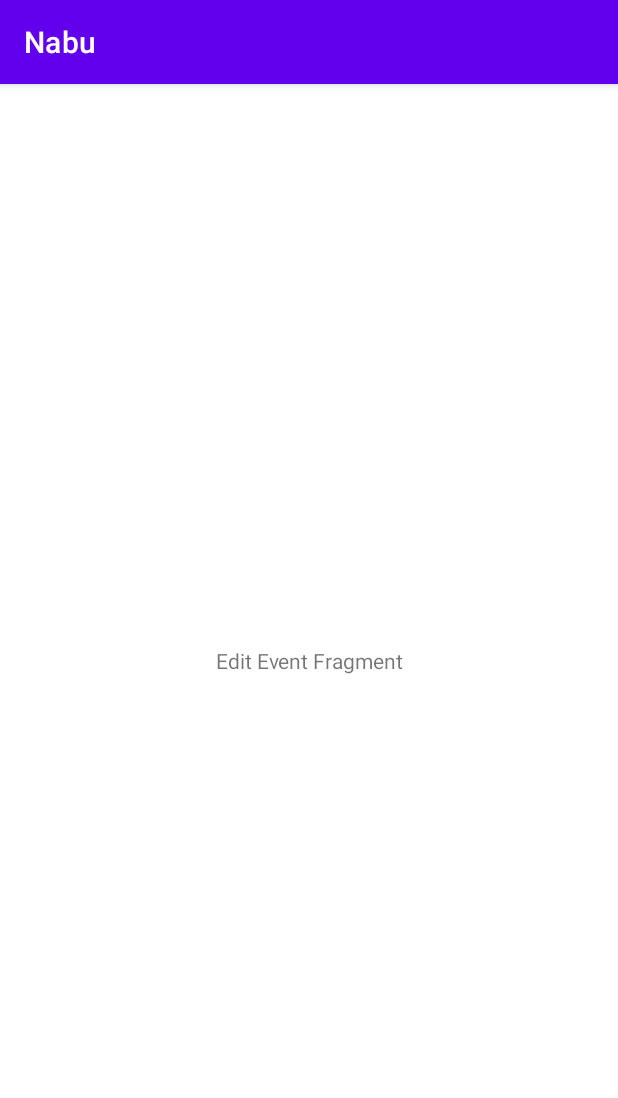
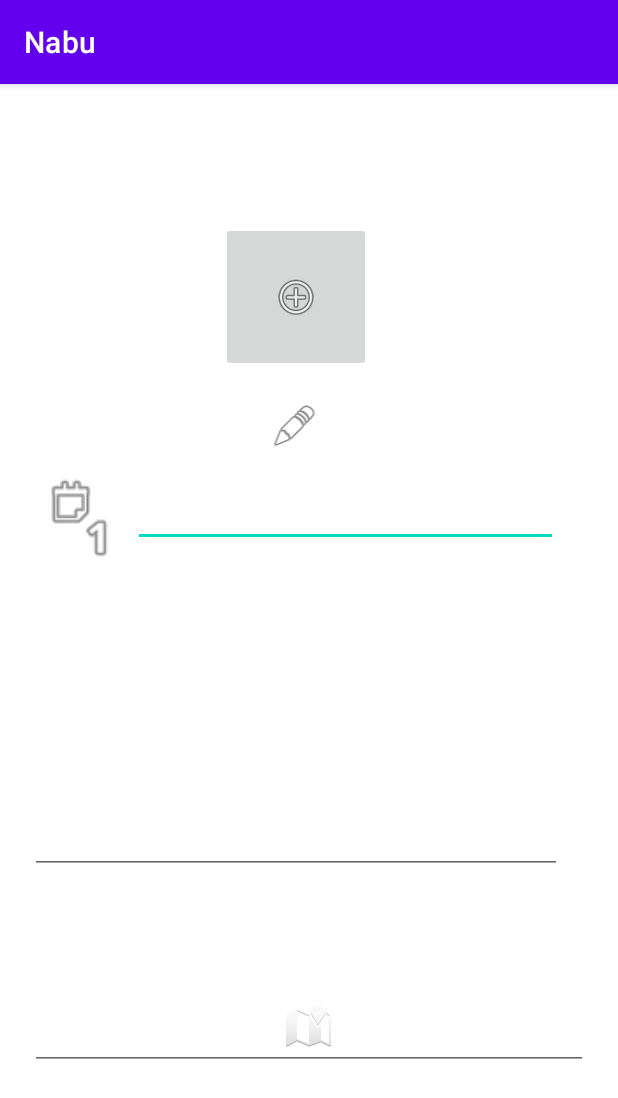
Before and after one commit to CMPUT301F21T22/Nabu, an Android app: the fragment EditEventFragment shown on its own in the app's theme, on a phone screen of 412 x 824 dp. Shown: the top 1098 px of the screen. Run offline under Robolectric (Android 15) with nearby library versions, the light colour scheme and no system bars.

Commit message:
Update fragment_edit_event.xml

```diff
--- a/src/app/src/main/res/layout/fragment_edit_event.xml
+++ b/src/app/src/main/res/layout/fragment_edit_event.xml
@@ -1,16 +1,101 @@
 <?xml version="1.0" encoding="utf-8"?>
-<androidx.constraintlayout.widget.ConstraintLayout xmlns:android="http://schemas.android.com/apk/res/android"
+<LinearLayout
+    xmlns:android="http://schemas.android.com/apk/res/android"
     xmlns:app="http://schemas.android.com/apk/res-auto"
-    xmlns:tools="http://schemas.android.com/tools"
     android:layout_width="match_parent"
     android:layout_height="match_parent"
-    tools:context=".dialogs.edit_event.EditEventFragment">
-    <TextView
+    android:orientation="vertical">
+
+    <ImageButton
+        android:id="@+id/imageButton"
+        android:layout_width="100dp"
+        android:layout_height="100dp"
+        android:layout_alignParentStart="true"
+        android:layout_alignParentTop="true"
+        android:layout_marginStart="147dp"
+        android:layout_marginTop="92dp"
+        android:src="@android:drawable/ic_menu_add" />
+
+    <RelativeLayout
+        android:layout_width="match_parent"
+        android:layout_height="200dp"
+        android:padding="20dp">
+
+        <ImageView
+            android:id="@+id/imageView"
+            android:layout_width="59dp"
+            android:layout_height="56dp"
+            android:layout_alignParentStart="true"
+            android:layout_alignParentTop="true"
+            android:layout_marginStart="3dp"
+            android:layout_marginTop="49dp"
+            android:layout_weight="1"
+            android:src="@android:drawable/ic_menu_day" />
+
+        <com.google.android.material.textfield.TextInputEditText
+            android:id="@+id/date_picker_actions"
+            android:layout_width="283dp"
+            android:layout_height="wrap_content"
+            android:layout_alignParentTop="true"
+            android:layout_alignParentEnd="true"
+            android:layout_marginTop="51dp"
+            android:layout_marginEnd="20dp" />
+
+        <ImageView
+            android:id="@+id/imageView2"
+            android:layout_width="match_parent"
+            android:layout_height="wrap_content"
+            android:layout_marginTop="0dp"
+            android:layout_marginEnd="19dp"
+            android:src="@android:drawable/ic_menu_edit" />
+    </RelativeLayout>
+
+    <RelativeLayout
+        android:layout_width="match_parent"
+        android:layout_height="200dp"
+        android:padding="20dp">
+
+        <com.google.android.material.textfield.TextInputEditText
+            android:id="@+id/text"
+            android:layout_width="match_parent"
+            android:layout_height="wrap_content"
+            android:layout_alignParentTop="true"
+            android:layout_alignParentEnd="true"
+            android:layout_marginTop="69dp"
+            android:layout_marginEnd="17dp" />
+
+    </RelativeLayout>
+
+    <RelativeLayout
+        android:layout_width="match_parent"
+        android:layout_height="200dp"
+        android:padding="20dp">
+
+        <ImageView
+            android:id="@+id/imageView3"
+            android:layout_width="match_parent"
+            android:layout_height="wrap_content"
+            android:src="@android:drawable/ic_dialog_map" />
+
+        <com.google.android.material.textfield.TextInputEditText
+            android:layout_width="match_parent"
+            android:layout_height="wrap_content"
+            android:id="@+id/text2" />
+
+
+    </RelativeLayout>
+
+
+    <com.google.android.material.floatingactionbutton.FloatingActionButton
+        android:id="@+id/floatingActionButton"
         android:layout_width="wrap_content"
         android:layout_height="wrap_content"
-        android:text="Edit Event Fragment"
-        app:layout_constraintBottom_toBottomOf="parent"
-        app:layout_constraintEnd_toEndOf="parent"
-        app:layout_constraintStart_toStartOf="parent"
-        app:layout_constraintTop_toTopOf="parent" />
-</androidx.constraintlayout.widget.ConstraintLayout>
+        android:layout_alignParentEnd="true"
+        android:layout_alignParentBottom="true"
+        android:layout_marginEnd="27dp"
+        android:layout_marginBottom="10dp"
+        android:clickable="true"
+        app:srcCompat="@android:drawable/ic_menu_save" />
+
+
+</LinearLayout>
```
